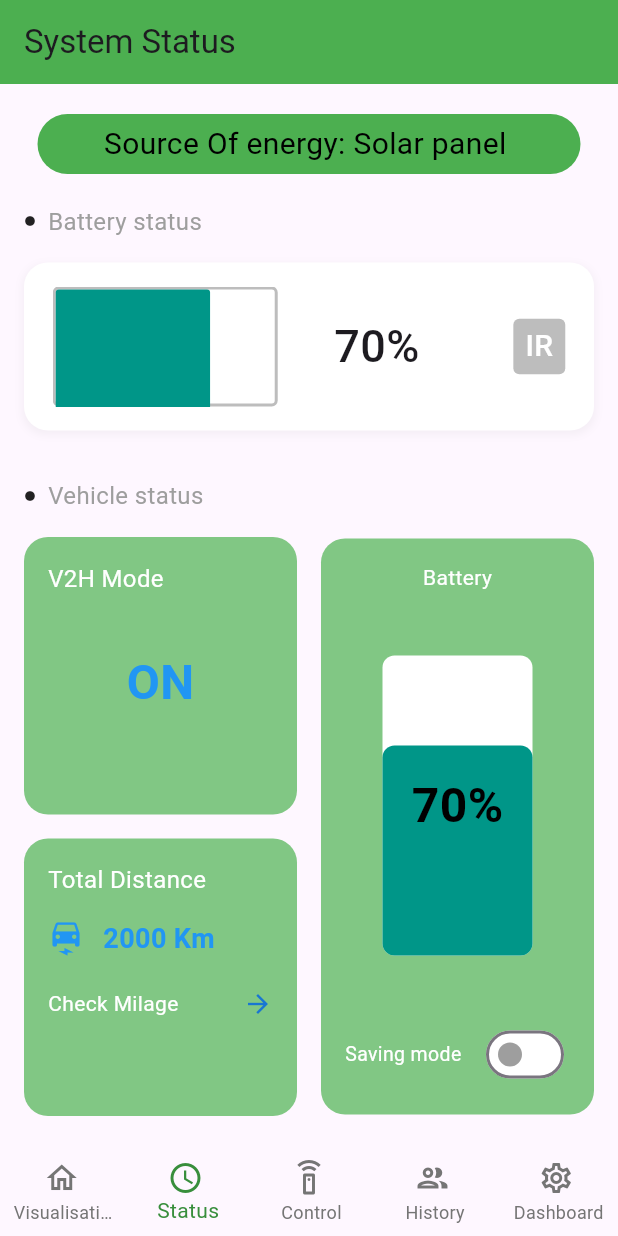
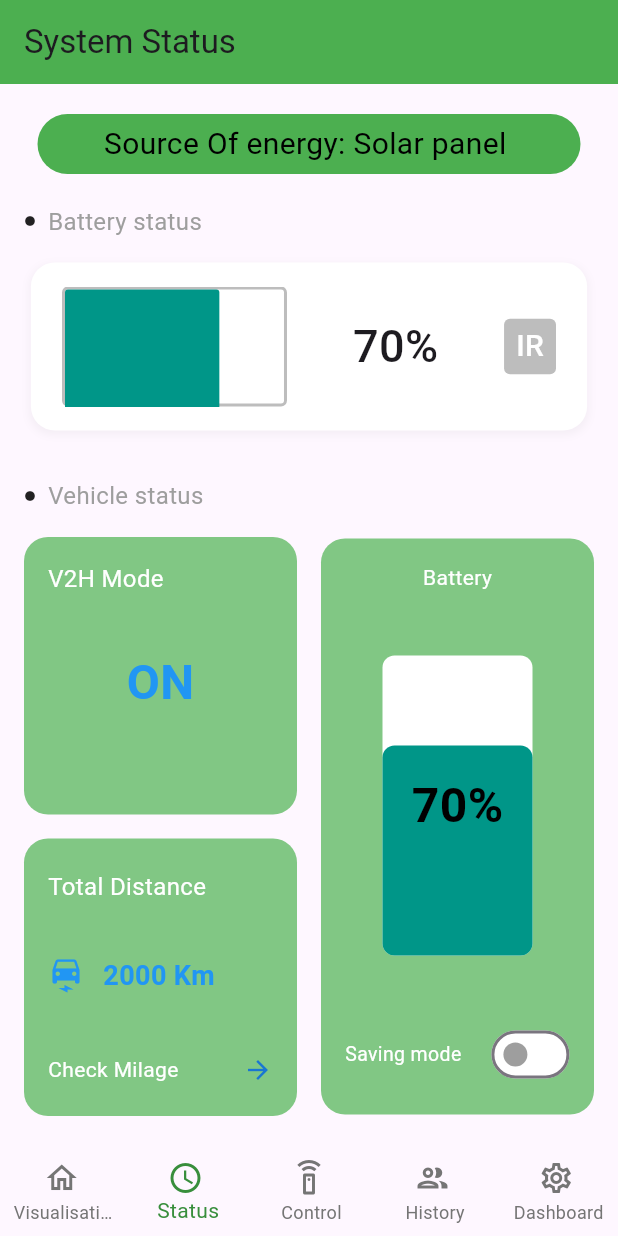
Before and after one commit to mehdichekir/cas_challenge_tsyp_app, a Flutter app: the screen it shows once a user with an empty profile is signed in, item 2 of the bottom bar chosen, on a phone screen of 412 x 824 dp. Run offline on Flutter 3.47's test engine with Material 3 defaults, Android fonts, the light colour scheme and no system bars; our stand-ins replace cloud_firestore, firebase_auth, firebase_core, fl_chart, flutter_local_notifications, fluttertoast and 2 more; accounts and stored records are empty; network calls fail.

Commit message:
some changes

```diff
--- a/lib/helpers/auth_wrapper.dart
+++ b/lib/helpers/auth_wrapper.dart
@@ -9,13 +9,14 @@ class AuthWrapper extends StatelessWidget {
 
   @override
   Widget build(BuildContext context) {
-    return StreamBuilder(
+    return StreamBuilder<User?>(
       stream: FirebaseAuth.instance.authStateChanges(),
       builder: (context, snapshot) {
         if (snapshot.hasData) {
           return const BottomNavbar();
+        }else{
+        return const HomeScreen();
         }
-        return const HomeScreen();
       },
     );
   }
--- a/lib/main.dart
+++ b/lib/main.dart
@@ -1,7 +1,7 @@
+import 'package:cas_tsyp_app/bottom_navbar.dart';
 import 'package:cas_tsyp_app/screens/energy_dashboard.dart';
 import 'package:cas_tsyp_app/screens/energy_history.dart';
 import 'package:cas_tsyp_app/screens/auth_screen.dart';
-import 'package:cas_tsyp_app/screens/house_control.dart';
 import 'package:cas_tsyp_app/screens/real_time_visualization.dart';
 import 'package:cas_tsyp_app/screens/system_status.dart';
 import 'package:flutter/material.dart';
@@ -49,7 +49,8 @@ class MyApp extends StatelessWidget {
         EnergyDashboard.routeName:(context)=> const EnergyDashboard(),
         EnergyHistory.routeName:(context)=> const EnergyHistory(),
         RealTimeVisualization.routeName:(context)=> const RealTimeVisualization(),
-        SystemStatus.routeName:(context)=> const SystemStatus()
+        SystemStatus.routeName:(context)=> const SystemStatus(),
+        BottomNavbar.routeName:(context)=>const BottomNavbar()
       },
     );
   }
--- a/lib/screens/energy_dashboard.dart
+++ b/lib/screens/energy_dashboard.dart
@@ -1,12 +1,14 @@
 import 'package:cas_tsyp_app/widgets/bar_chart_dashboard.dart';
+import 'package:firebase_auth/firebase_auth.dart';
 import 'package:flutter/material.dart';
 
 class EnergyDashboard extends StatelessWidget {
-  static const routeName='/Energy_Dashboard';
+  static const routeName = '/Energy_Dashboard';
   const EnergyDashboard({super.key});
 
   @override
   Widget build(BuildContext context) {
+    final auth = FirebaseAuth.instance;
     return Scaffold(
       appBar: AppBar(
         title: const Text('Energy Dashboard'),
--- a/lib/screens/house_control.dart
+++ b/lib/screens/house_control.dart
@@ -18,9 +18,9 @@ class ControlTabBar extends StatelessWidget {
           title: const Text('Smart Home Control'),
           bottom: const TabBar(
             tabs: [
-              Tab(icon: Icon(Icons.home), text: 'Controls'),
-              Tab(icon: Icon(Icons.show_chart), text: 'Charts'),
-              Tab(icon: Icon(Icons.settings), text: 'Settings'),
+              Tab(icon: Icon(Icons.home,color: Colors.green,), child: Text('Controls',style: TextStyle(color: Colors.green),),),
+              Tab(icon: Icon(Icons.show_chart,color: Colors.green,), child: Text('Charts',style: TextStyle(color: Colors.green),),),
+              Tab(icon: Icon(Icons.settings,color: Colors.green,), child: Text('Settings',style: TextStyle(color: Colors.green),),),
             ],
           ),
         ),
--- a/lib/widgets/car_battery_status.dart
+++ b/lib/widgets/car_battery_status.dart
@@ -18,6 +18,7 @@ class _CarBatteryStatusState extends State<CarBatteryStatus> {
   bool savingMode = false;
   @override
   Widget build(BuildContext context) {
+  final screenWidth = MediaQuery.of(context).size.width;
     return Column(
       crossAxisAlignment: CrossAxisAlignment.start,
       children: [
@@ -46,7 +47,7 @@ class _CarBatteryStatusState extends State<CarBatteryStatus> {
                   children: [
                     Container(
                       height: 185,
-                      width: double.infinity,
+                      width: screenWidth*0.45,
                       padding: const EdgeInsets.all(16),
                       decoration: BoxDecoration(
                         color: Colors.green.shade300,
@@ -80,7 +81,7 @@ class _CarBatteryStatusState extends State<CarBatteryStatus> {
 
                     Container(
                       height: 185,
-                      width: double.infinity,
+                      width: screenWidth*0.45,
                       padding: const EdgeInsets.all(16),
                       decoration: BoxDecoration(
                         color: Colors.green.shade300,
@@ -88,6 +89,7 @@ class _CarBatteryStatusState extends State<CarBatteryStatus> {
                       ),
                       child: Column(
                         crossAxisAlignment: CrossAxisAlignment.start,
+                        mainAxisAlignment: MainAxisAlignment.spaceAround,
                         children: [
                           const Text(
                             'Total Distance',
@@ -143,7 +145,7 @@ class _CarBatteryStatusState extends State<CarBatteryStatus> {
               const SizedBox(width: 16),
               Expanded(
                 child: Container(
-                  width: double.infinity,
+                  width: screenWidth*0.5,
                   height: 384,
                   padding: const EdgeInsets.all(16),
                   decoration: BoxDecoration(
@@ -195,16 +197,20 @@ class _CarBatteryStatusState extends State<CarBatteryStatus> {
                         ),
                       ),
                       Row(
-                        mainAxisAlignment: MainAxisAlignment.spaceBetween,
                         children: [
-                          const Text(
+                          Container(
+                            width: screenWidth*0.25,
+                            child: const Text(
                               'Saving mode',
                               style: TextStyle(
                                 color: Colors.white,
                                 fontSize: 13,
                               ),
                             ),
-                          Switch(
+                          ),
+                          SizedBox(
+                            width: screenWidth*0.1,
+                            child: Switch(
                               value: savingMode,
                               onChanged: (value) {
                                 setState(() {
@@ -216,6 +222,7 @@ class _CarBatteryStatusState extends State<CarBatteryStatus> {
                                   Colors.grey,
                               inactiveTrackColor:
                                   Colors.white,
+                            ),
                           ),
                         ],
                       ),
--- a/lib/widgets/house_battery_status.dart
+++ b/lib/widgets/house_battery_status.dart
@@ -35,7 +35,7 @@ class HouseBatteryStatus extends StatelessWidget {
           ),
         ),
         Container(
-          width: MediaQuery.of(context).size.width,
+          width: MediaQuery.of(context).size.width*0.9,
           margin: const EdgeInsets.all(16.0),
           padding: const EdgeInsets.all(16.0),
           decoration: BoxDecoration(
@@ -112,7 +112,7 @@ class HouseBatteryStatus extends StatelessWidget {
                   fontWeight: FontWeight.w500,
                 ),
               ),
-              const SizedBox(width: 50),
+              const SizedBox(width: 25),
               Container(
                 padding: const EdgeInsets.symmetric(
                   horizontal: 8,
```
Also changed, not shown: lib/screens/auth_screen.dart (+21 -11 lines), pubspec.lock. Lines whose indentation alone changed are shown as unchanged.
